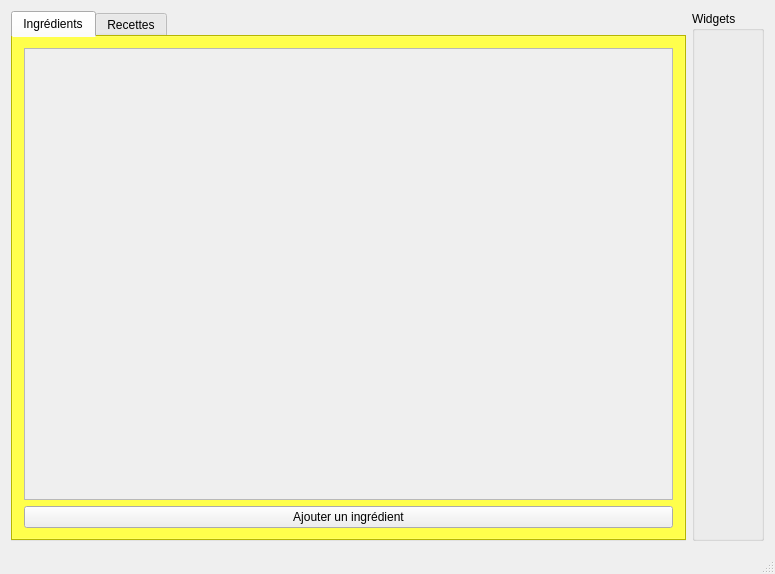
The window that mainwindow.ui (ACoupat/Refrigestion) describes before a commit, drawn with Qt 5.
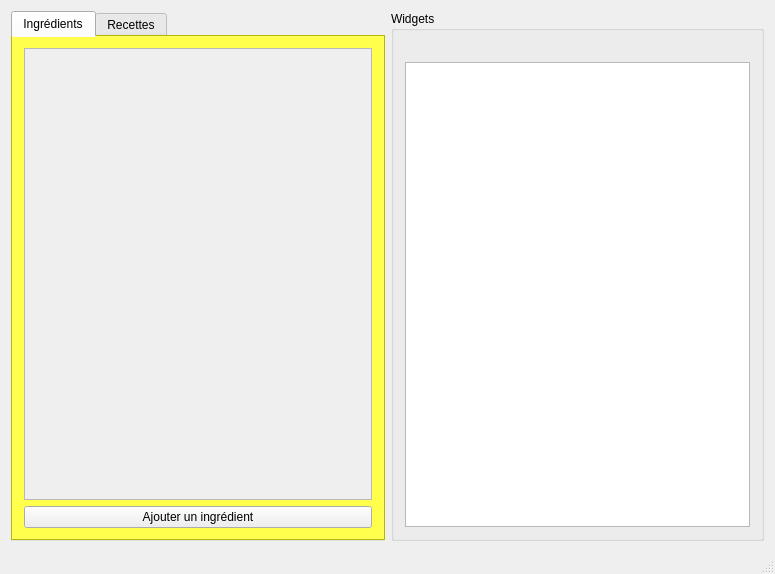
The same window after the commit.

What changed in the file:
```diff
--- a/mainwindow.ui
+++ b/mainwindow.ui
@@ -26,7 +26,18 @@
       <property name="title">
        <string>Widgets</string>
       </property>
-      <layout class="QGridLayout" name="gridLayout_5"/>
+      <layout class="QGridLayout" name="gridLayout_5">
+       <item row="1" column="0">
+        <widget class="QTextEdit" name="textEdit_Postit"/>
+       </item>
+       <item row="0" column="0">
+        <widget class="QLabel" name="label_Postit">
+         <property name="text">
+          <string/>
+         </property>
+        </widget>
+       </item>
+      </layout>
      </widget>
     </item>
     <item row="0" column="0">
@@ -57,7 +68,7 @@
             <rect>
              <x>0</x>
              <y>0</y>
-             <width>667</width>
+             <width>350</width>
              <height>440</height>
             </rect>
            </property>
```
Left out of the diff: 2 changed lines with no effect on the pictures.
